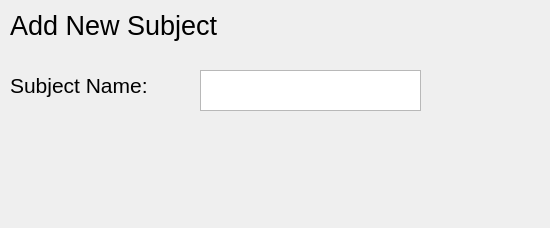
First picture: the form in Add New Subject Screen.ui, repository SonnyJim286/Project-, before the edit; both pictures show x 0 to 550 and y 0 to 228 of the 800 by 228 pixel window.
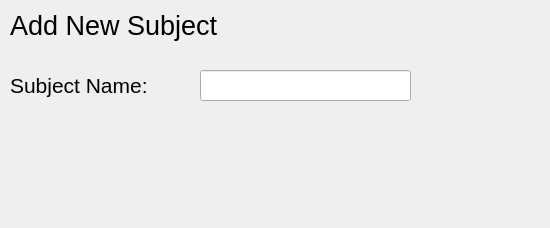
Second picture: the form after the edit.

What changed in the file:
```diff
--- a/Add New Subject Screen.ui
+++ b/Add New Subject Screen.ui
@@ -50,21 +50,6 @@
      <string>Subject Name:</string>
     </property>
    </widget>
-   <widget class="QTextEdit" name="SubName">
-    <property name="geometry">
-     <rect>
-      <x>200</x>
-      <y>70</y>
-      <width>221</width>
-      <height>41</height>
-     </rect>
-    </property>
-    <property name="font">
-     <font>
-      <pointsize>12</pointsize>
-     </font>
-    </property>
-   </widget>
    <widget class="QPushButton" name="ButtonAdd">
     <property name="geometry">
      <rect>
@@ -101,6 +86,16 @@
      <string>Back</string>
     </property>
    </widget>
+   <widget class="QLineEdit" name="SubName">
+    <property name="geometry">
+     <rect>
+      <x>200</x>
+      <y>70</y>
+      <width>211</width>
+      <height>31</height>
+     </rect>
+    </property>
+   </widget>
   </widget>
   <widget class="QMenuBar" name="menubar">
    <property name="geometry">
```
